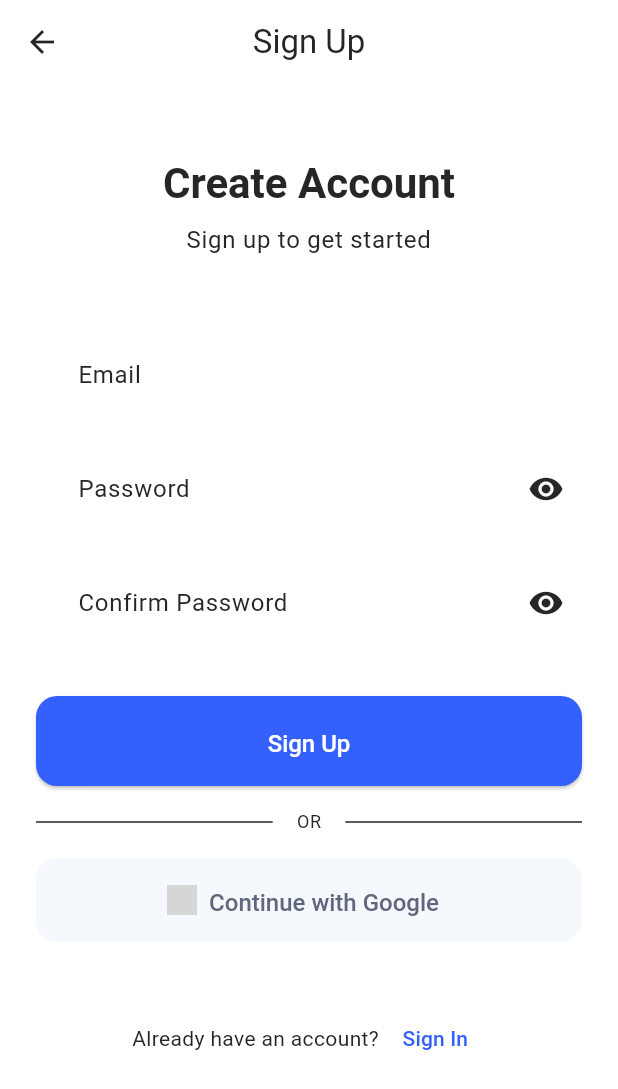
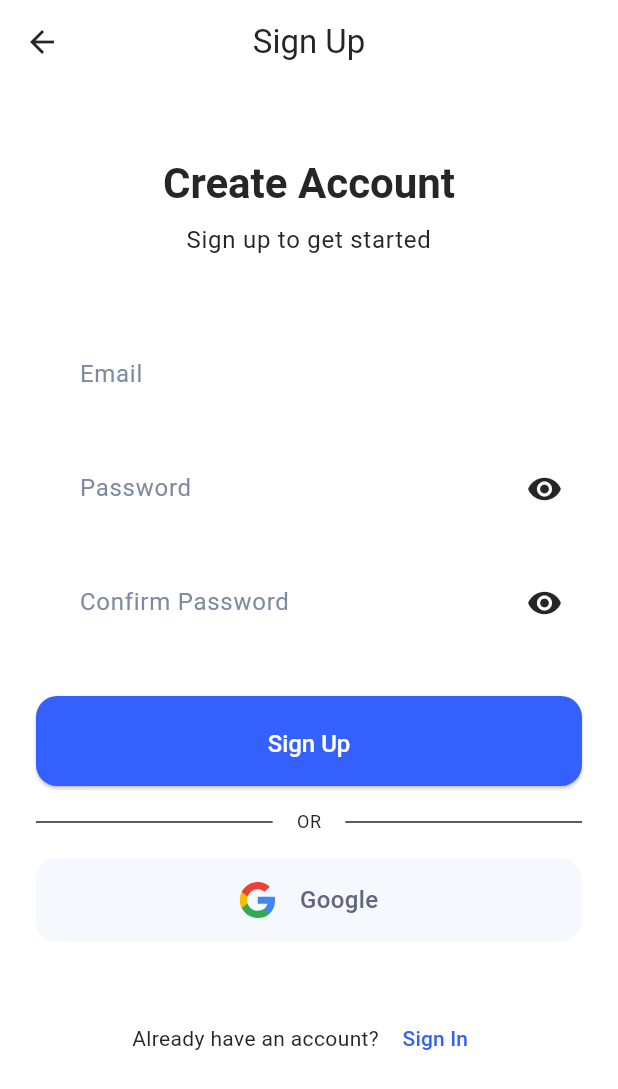
Before and after one commit to HiFinance-pvt/hifi-mobile, a Flutter app: the SignUpView screen opened by its route, on a phone screen of 412 x 824 dp. Shown: the top 1089 px of the screen. Run offline on Flutter 3.47's test engine with Material 3 defaults, Android fonts, the phone set to English and light mode, and no system bars; our stand-ins replace firebase_auth, firebase_core, flutter_svg, get, google_sign_in, shared_preferences; accounts and stored records are empty; Roboto replaces fonts that are missing (Poppins); grey boxes are pictures that could not be loaded.

Commit message:
feat: update auth widgets to match Figma design

```diff
--- a/lib/modules/auth/widgets/auth_text_field.dart
+++ b/lib/modules/auth/widgets/auth_text_field.dart
@@ -1,4 +1,5 @@
 import 'package:flutter/material.dart';
+import 'package:hifi/shared/themes/app_theme.dart';
 
 class AuthTextField extends StatelessWidget {
   final TextEditingController controller;
@@ -20,14 +21,38 @@ class AuthTextField extends StatelessWidget {
 
   @override
   Widget build(BuildContext context) {
-    return TextFormField(
+    return Container(
+      height: 60,
+      decoration: BoxDecoration(
+        color: Colors.white.withOpacity(0.2),
+        borderRadius: BorderRadius.circular(14),
+        border: Border.all(color: Colors.white),
+      ),
+      child: TextFormField(
         controller: controller,
         validator: validator,
         keyboardType: keyboardType,
         obscureText: obscureText,
+        style: const TextStyle(
+          fontFamily: 'Poppins',
+          fontSize: 16,
+          fontWeight: FontWeight.w400,
+          color: AppTheme.gray900,
+          height: 1.5,
+        ),
         decoration: InputDecoration(
-        labelText: label,
+          hintText: label,
+          hintStyle: const TextStyle(
+            fontFamily: 'Poppins',
+            fontSize: 16,
+            fontWeight: FontWeight.w400,
+            color: AppTheme.gray600,
+            height: 1.5,
+          ),
           suffixIcon: suffixIcon,
+          border: InputBorder.none,
+          contentPadding: const EdgeInsets.symmetric(horizontal: 24, vertical: 18),
+        ),
       ),
     );
   }
--- a/lib/modules/auth/widgets/google_sign_in_button.dart
+++ b/lib/modules/auth/widgets/google_sign_in_button.dart
@@ -1,4 +1,6 @@
 import 'package:flutter/material.dart';
+import 'package:flutter_svg/flutter_svg.dart';
+import 'package:hifi/shared/themes/app_theme.dart';
 
 class GoogleSignInButton extends StatelessWidget {
   final VoidCallback? onPressed;
@@ -12,23 +14,53 @@ class GoogleSignInButton extends StatelessWidget {
 
   @override
   Widget build(BuildContext context) {
-    return OutlinedButton.icon(
-      onPressed: onPressed,
-      icon: isLoading
-          ? const SizedBox(
-              height: 20,
-              width: 20,
-              child: CircularProgressIndicator(strokeWidth: 2),
-            )
-          : Image.asset(
-              'assets/images/google_logo.png',
-              height: 20,
-              width: 20,
-              errorBuilder: (context, error, stackTrace) {
-                return const Icon(Icons.g_mobiledata, size: 20);
-              },
+    return Container(
+      height: 56,
+      width: double.infinity,
+      decoration: BoxDecoration(
+        color: AppTheme.gray50,
+        borderRadius: BorderRadius.circular(14),
+      ),
+      child: Material(
+        color: Colors.transparent,
+        child: InkWell(
+          onTap: onPressed,
+          borderRadius: BorderRadius.circular(14),
+          child: Center(
+            child: Row(
+              mainAxisSize: MainAxisSize.min,
+              children: [
+                if (isLoading)
+                  const SizedBox(
+                    height: 24,
+                    width: 24,
+                    child: CircularProgressIndicator(
+                      strokeWidth: 2,
+                      valueColor: AlwaysStoppedAnimation<Color>(AppTheme.primary500),
+                    ),
+                  )
+                else
+                  SvgPicture.asset(
+                    'assets/google_icon.svg',
+                    height: 24,
+                    width: 24,
+                  ),
+                const SizedBox(width: 16),
+                Text(
+                  isLoading ? 'Signing in...' : 'Google',
+                  style: const TextStyle(
+                    fontFamily: 'Poppins',
+                    fontSize: 16,
+                    fontWeight: FontWeight.w500,
+                    color: AppTheme.gray700,
+                    height: 1.5,
+                  ),
+                ),
+              ],
             ),
-      label: Text(isLoading ? 'Signing in...' : 'Continue with Google'),
+          ),
+        ),
+      ),
     );
   }
 }
```
Also changed, not shown: pubspec.yaml (+4 -3 lines), assets/google_icon.svg (added), pubspec.lock. Lines whose indentation alone changed are shown as unchanged.
